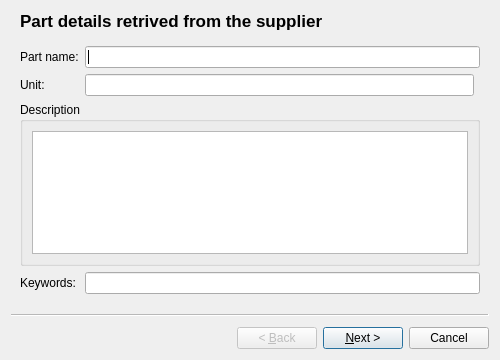
First picture: the form in inventreepartimportwizard.ui, repository martonmiklos/qntree, before the edit.
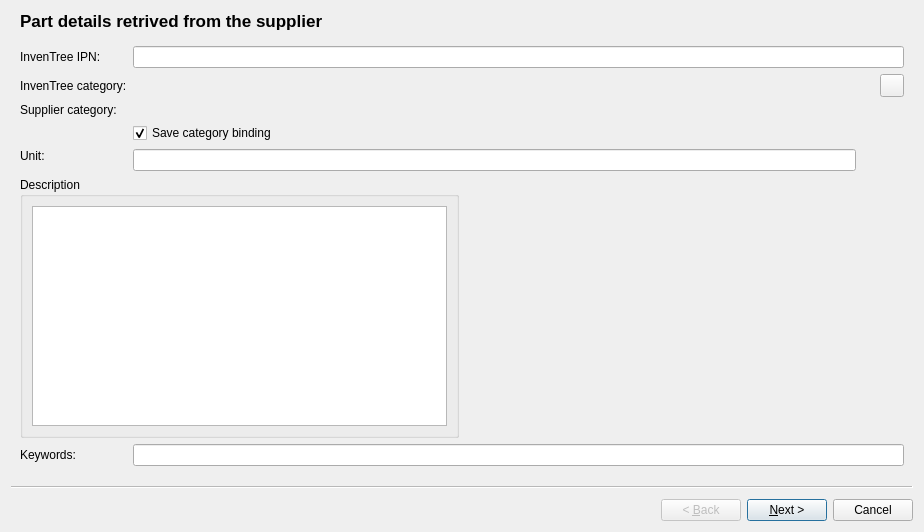
Second picture: the form after the edit.

```diff
--- a/inventreepartimportwizard.ui
+++ b/inventreepartimportwizard.ui
@@ -6,8 +6,8 @@
    <rect>
     <x>0</x>
     <y>0</y>
-    <width>500</width>
-    <height>360</height>
+    <width>924</width>
+    <height>532</height>
    </rect>
   </property>
   <property name="windowTitle">
@@ -23,59 +23,51 @@
    <attribute name="pageId">
     <string notr="true">2</string>
    </attribute>
-   <layout class="QGridLayout" name="gridLayout_3">
-    <item row="0" column="1" colspan="2">
-     <widget class="QLineEdit" name="lineEditPartName"/>
-    </item>
-    <item row="0" column="0">
-     <widget class="QLabel" name="label_3">
-      <property name="text">
-       <string>Part name:</string>
-      </property>
-     </widget>
-    </item>
-    <item row="3" column="1" colspan="2">
-     <widget class="QLineEdit" name="lineEditKeyWords"/>
-    </item>
-    <item row="3" column="0">
+   <layout class="QGridLayout" name="gridLayout">
+    <item row="9" column="0">
      <widget class="QLabel" name="label_5">
       <property name="text">
        <string>Keywords:</string>
       </property>
      </widget>
     </item>
-    <item row="2" column="0" colspan="3">
-     <widget class="QGroupBox" name="groupBox">
-      <property name="title">
-       <string>Description</string>
+    <item row="1" column="5">
+     <widget class="QToolButton" name="toolButtonEditInventTreeCategory">
+      <property name="text">
+       <string/>
       </property>
-      <layout class="QGridLayout" name="gridLayout_6">
-       <item row="0" column="0">
-        <widget class="QTextEdit" name="textEditDescription"/>
-       </item>
-      </layout>
      </widget>
     </item>
-    <item row="1" column="0">
-     <widget class="QLabel" name="label">
+    <item row="9" column="1" colspan="5">
+     <widget class="QLineEdit" name="lineEditKeyWords"/>
+    </item>
+    <item row="0" column="0">
+     <widget class="QLabel" name="labelInvenTreeIPN">
       <property name="text">
-       <string>Unit:</string>
+       <string>InvenTree IPN:</string>
       </property>
      </widget>
     </item>
-    <item row="1" column="1">
+    <item row="4" column="1" rowspan="2">
      <widget class="QLineEdit" name="lineEditUnit"/>
     </item>
-   </layout>
-  </widget>
-  <widget class="QWizardPage" name="wizardPageInvenTreeDetails">
-   <property name="title">
-    <string>InvenTree basic details</string>
-   </property>
-   <attribute name="pageId">
-    <string notr="true">3</string>
-   </attribute>
-   <layout class="QGridLayout" name="gridLayout_7">
+    <item row="3" column="1">
+     <widget class="QCheckBox" name="checkBoxSaveCategorBinding">
+      <property name="text">
+       <string>Save category binding</string>
+      </property>
+      <property name="checked">
+       <bool>true</bool>
+      </property>
+     </widget>
+    </item>
+    <item row="0" column="1" colspan="5">
+     <widget class="QLineEdit" name="lineEditIPN">
+      <property name="text">
+       <string/>
+      </property>
+     </widget>
+    </item>
     <item row="1" column="0">
      <widget class="QLabel" name="label_4">
       <property name="sizePolicy">
@@ -96,47 +88,66 @@
       </property>
      </widget>
     </item>
-    <item row="0" column="0">
-     <widget class="QLabel" name="labelInvenTreeIPN">
+    <item row="4" column="0">
+     <widget class="QLabel" name="labelUnit">
       <property name="text">
-       <string>IPN:</string>
+       <string>Unit:</string>
       </property>
      </widget>
     </item>
-    <item row="3" column="1">
-     <widget class="QCheckBox" name="checkBoxSaveCategorBinding">
-      <property name="text">
-       <string>Save category binding</string>
+    <item row="6" column="0" colspan="6">
+     <layout class="QHBoxLayout" name="horizontalLayout">
+      <property name="bottomMargin">
+       <number>0</number>
       </property>
-      <property name="checked">
-       <bool>true</bool>
-      </property>
-     </widget>
+      <item>
+       <widget class="QGroupBox" name="groupBox">
+        <property name="title">
+         <string>Description</string>
+        </property>
+        <layout class="QGridLayout" name="gridLayout_6">
+         <item row="0" column="0">
+          <widget class="QTextEdit" name="textEditDescription">
+           <property name="sizePolicy">
+            <sizepolicy hsizetype="Preferred" vsizetype="Expanding">
+             <horstretch>0</horstretch>
+             <verstretch>0</verstretch>
+            </sizepolicy>
+           </property>
+          </widget>
+         </item>
+        </layout>
+       </widget>
+      </item>
+      <item>
+       <widget class="QLabel" name="labelPartImage">
+        <property name="text">
+         <string/>
+        </property>
+       </widget>
+      </item>
+     </layout>
     </item>
-    <item row="2" column="1">
+    <item row="2" column="1" colspan="4">
      <widget class="QLabel" name="labelSupplierCategory">
+      <property name="minimumSize">
+       <size>
+        <width>40</width>
+        <height>0</height>
+       </size>
+      </property>
       <property name="text">
        <string/>
       </property>
      </widget>
     </item>
-    <item row="1" column="1">
+    <item row="1" column="1" colspan="2">
      <widget class="QLabel" name="labelInvenTreeCategory">
       <property name="text">
        <string/>
       </property>
      </widget>
     </item>
-    <item row="1" column="2">
-     <widget class="QToolButton" name="toolButtonEditInventTreeCategory">
-      <property name="text">
-       <string/>
-      </property>
-     </widget>
-    </item>
-    <item row="0" column="1" colspan="2">
-     <widget class="QLineEdit" name="lineEditIPN"/>
-    </item>
    </layout>
   </widget>
   <widget class="QWizardPage" name="wizardPageProperties">
```
Left out of the diff: 8 changed lines with no effect on the pictures.
